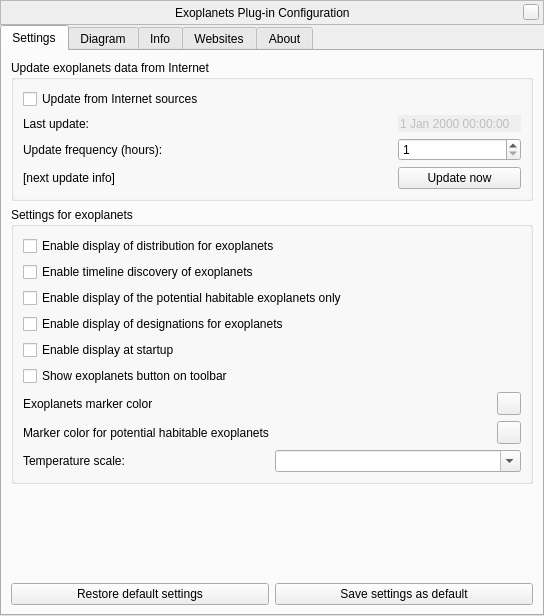
519984307/stellarium_src, file plugins/Exoplanets/src/gui/exoplanetsDialog.ui: the form before one commit.
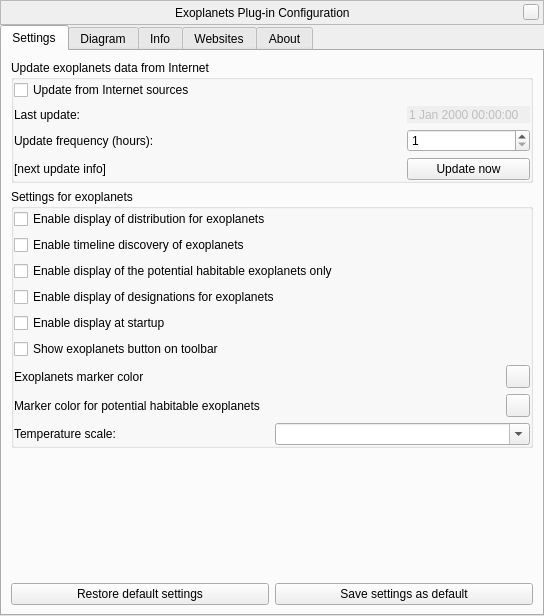
The form after the commit. The open tabs and pages were chosen to show the change. Custom widgets are drawn as their Qt base class.

Commit message: Updates in plugins (Exoplanets, Quasars, Pulsars)

What changed in the file:
```diff
--- a/plugins/Exoplanets/src/gui/exoplanetsDialog.ui
+++ b/plugins/Exoplanets/src/gui/exoplanetsDialog.ui
@@ -157,6 +157,18 @@
           <bool>false</bool>
          </property>
          <layout class="QVBoxLayout" name="verticalLayout_12">
+          <property name="leftMargin">
+           <number>0</number>
+          </property>
+          <property name="topMargin">
+           <number>0</number>
+          </property>
+          <property name="rightMargin">
+           <number>0</number>
+          </property>
+          <property name="bottomMargin">
+           <number>0</number>
+          </property>
           <item>
            <widget class="QCheckBox" name="internetUpdatesCheckbox">
             <property name="text">
@@ -244,6 +256,18 @@
           <string>Settings for exoplanets</string>
          </property>
          <layout class="QVBoxLayout" name="verticalLayout">
+          <property name="leftMargin">
+           <number>0</number>
+          </property>
+          <property name="topMargin">
+           <number>0</number>
+          </property>
+          <property name="rightMargin">
+           <number>0</number>
+          </property>
+          <property name="bottomMargin">
+           <number>0</number>
+          </property>
           <item>
            <widget class="QCheckBox" name="displayModeCheckBox">
             <property name="toolTip">
```
Left out of the diff: 2 changed lines with no effect on the pictures. The commit also changes 6 other files.
